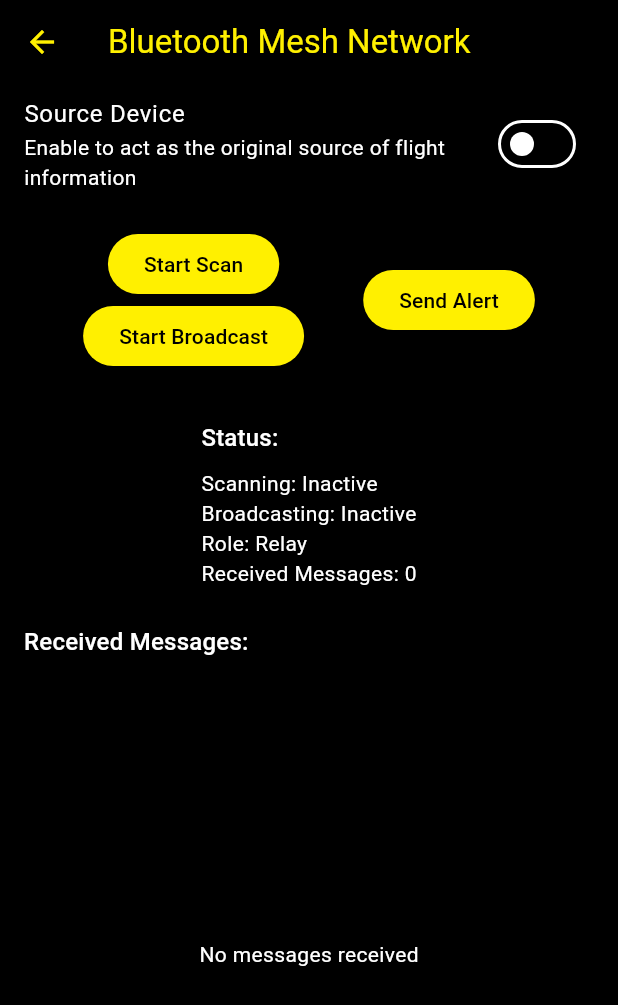
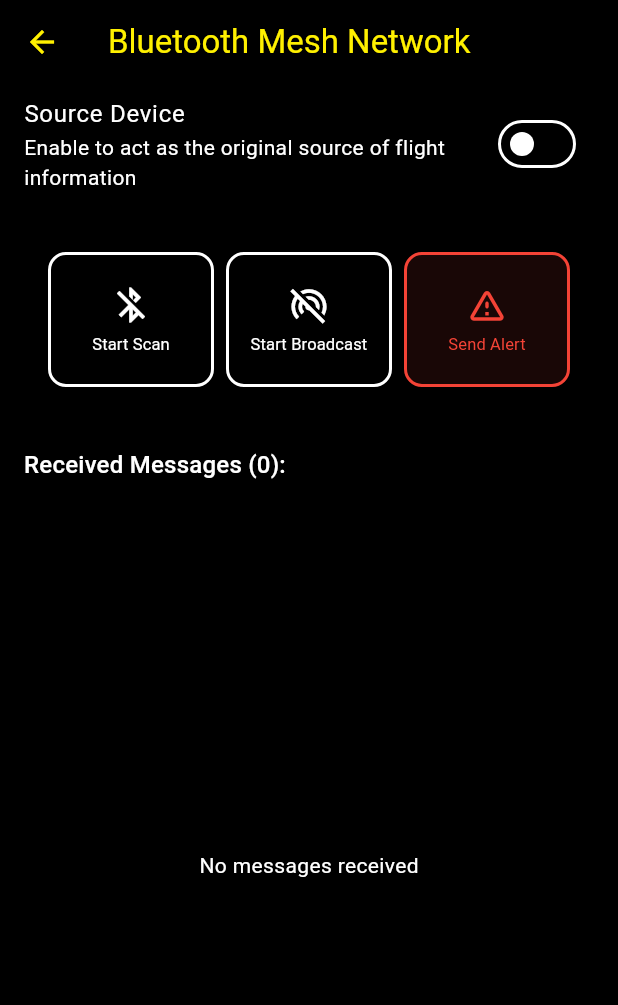
Before and after one commit to migueldeoleiros/vuelingconnect, a Flutter app: the screen it shows after launch, after a tap on the "bluetooth" icon, on a phone screen of 412 x 824 dp. Shown: the top 1005 px of the screen. Run offline on Flutter 3.47's test engine with Material 3 defaults, Android fonts, the phone set to English and light mode, and no system bars; our stand-ins replace audioplayers, flutter_blue_plus, permission_handler, shared_preferences; missing offline and left inert: bluetooth_low_energy.

Commit message:
feat: refactor togles with action button

```diff
--- a/client/lib/views/bluetooth_view.dart
+++ b/client/lib/views/bluetooth_view.dart
@@ -11,6 +11,7 @@ import '../ble_message.dart';
 import '../utils/string_utils.dart';
 import '../theme.dart';
 import '../providers/bluetooth_state_provider.dart';
+import '../widgets/action_button.dart';
 
 class BluetoothView extends StatefulWidget {
   final List<Map<String, dynamic>> savedFlights;
@@ -155,12 +156,33 @@ class _BluetoothViewState extends State<BluetoothView> {
           // Control buttons
           Padding(
             padding: const EdgeInsets.all(16.0),
-            child: Row(
-              mainAxisAlignment: MainAxisAlignment.spaceEvenly,
+            child: Container(
+              decoration: BoxDecoration(
+                color: Theme.of(
+                  context,
+                ).colorScheme.surfaceContainerHighest.withOpacity(0.3),
+                borderRadius: BorderRadius.circular(12),
+              ),
+              padding: const EdgeInsets.all(16.0),
+              child: Column(
                 children: [
-                Column(
+                  Row(
+                    mainAxisAlignment: MainAxisAlignment.center,
                     children: [
-                    ElevatedButton(
+                      // Scan button
+                      Expanded(
+                        flex: 1,
+                        child: ActionButton(
+                          context: context,
+                          icon:
+                              bluetoothProvider.isScanning
+                                  ? Icons.bluetooth_searching
+                                  : Icons.bluetooth_disabled,
+                          label:
+                              bluetoothProvider.isScanning
+                                  ? 'Stop Scan'
+                                  : 'Start Scan',
+                          isActive: bluetoothProvider.isScanning,
                           onPressed: () async {
                             if (bluetoothProvider.isScanning) {
                               await _centralService.stopDiscovery();
@@ -170,13 +192,25 @@ class _BluetoothViewState extends State<BluetoothView> {
                               bluetoothProvider.setScanning(true);
                             }
                           },
-                      child: Text(
-                        bluetoothProvider.isScanning
-                            ? 'Stop Scan'
-                            : 'Start Scan',
                         ),
                       ),
-                    ElevatedButton(
+
+                      const SizedBox(width: 8),
+
+                      // Broadcast button
+                      Expanded(
+                        flex: 1,
+                        child: ActionButton(
+                          context: context,
+                          icon:
+                              bluetoothProvider.isAdvertising
+                                  ? Icons.wifi_tethering
+                                  : Icons.wifi_tethering_off,
+                          label:
+                              bluetoothProvider.isAdvertising
+                                  ? 'Stop Broadcast'
+                                  : 'Start Broadcast',
+                          isActive: bluetoothProvider.isAdvertising,
                           onPressed: () async {
                             if (bluetoothProvider.isAdvertising) {
                               await _peripheralService.stopBroadcast();
@@ -189,51 +223,29 @@ class _BluetoothViewState extends State<BluetoothView> {
                               _startAutoRelay();
                             }
                           },
-                      child: Text(
-                        bluetoothProvider.isAdvertising
-                            ? 'Stop Broadcast'
-                            : 'Start Broadcast',
+                        ),
+                      ),
+
+                      const SizedBox(width: 8),
+
+                      // Alert button
+                      Expanded(
+                        flex: 1,
+                        child: ActionButton(
+                          context: context,
+                          icon: Icons.warning_amber_rounded,
+                          label: 'Send Alert',
+                          isActive: false,
+                          highlightColor: Colors.red,
+                          onPressed: () {
+                            _showAlertSelectionDialog();
+                          },
                         ),
                       ),
                     ],
                   ),
-                ElevatedButton(
-                  onPressed: () {
-                    _showAlertSelectionDialog();
-                  },
-                  child: const Text('Send Alert'),
-                ),
                 ],
               ),
-          ),
-
-          // Connection status
-          Padding(
-            padding: const EdgeInsets.all(16.0),
-            child: Column(
-              crossAxisAlignment: CrossAxisAlignment.start,
-              children: [
-                Text('Status:', style: Theme.of(context).textTheme.titleMedium),
-                const SizedBox(height: 8),
-                Text(
-                  'Scanning: ${bluetoothProvider.isScanning ? "Active" : "Inactive"}',
-                ),
-                Text(
-                  'Broadcasting: ${bluetoothProvider.isAdvertising ? "Active" : "Inactive"}',
-                ),
-                if (bluetoothProvider.isAutoRelayEnabled)
-                  Text(
-                    'Auto-Relay: Active (Broadcasting all messages)',
-                    style: TextStyle(
-                      color: Theme.of(context).colorScheme.primary,
-                      fontWeight: FontWeight.bold,
-                    ),
-                  ),
-                Text(
-                  'Role: ${bluetoothProvider.isSourceDevice ? "Source" : "Relay"}',
-                ),
-                Text('Received Messages: ${_receivedMessages.length}'),
-              ],
             ),
           ),
 
@@ -303,7 +315,7 @@ class _BluetoothViewState extends State<BluetoothView> {
                     vertical: 8.0,
                   ),
                   child: Text(
-                    'Received Messages:',
+                    'Received Messages (${_receivedMessages.length + _apiMessages.length}):',
                     style: Theme.of(context).textTheme.titleMedium,
                   ),
                 ),
```
Lines whose indentation alone changed are shown as unchanged.
